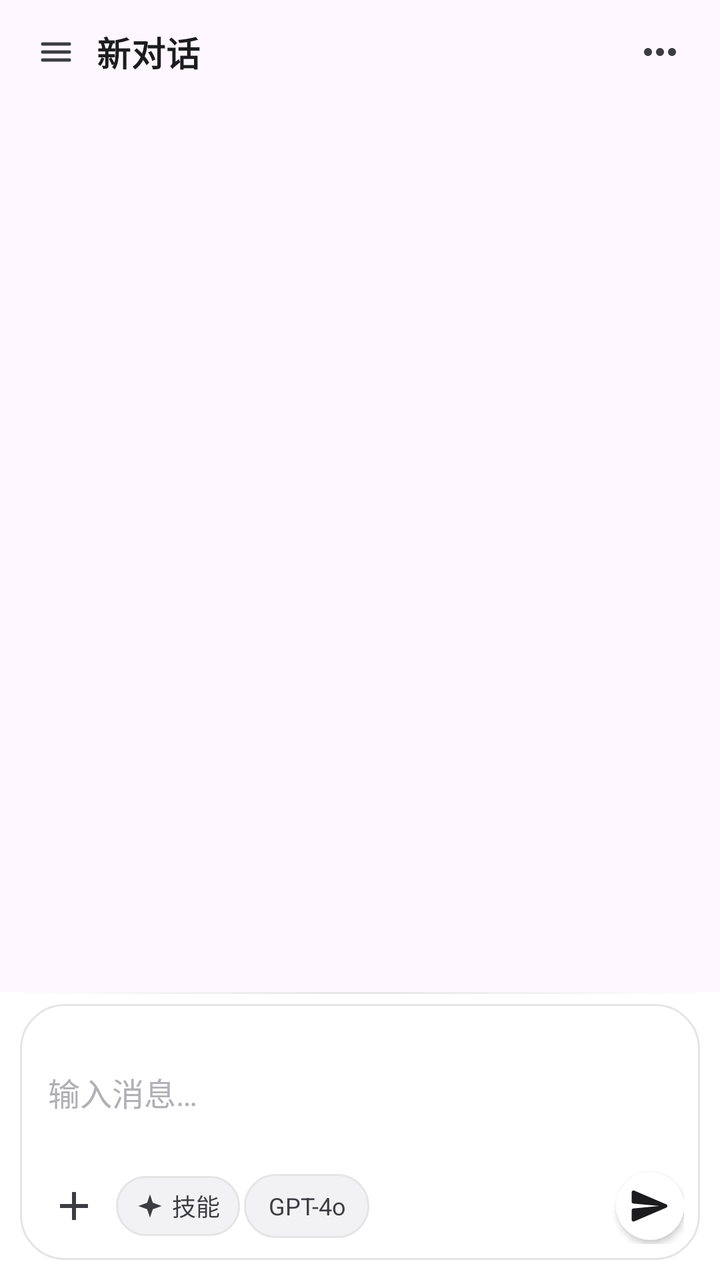
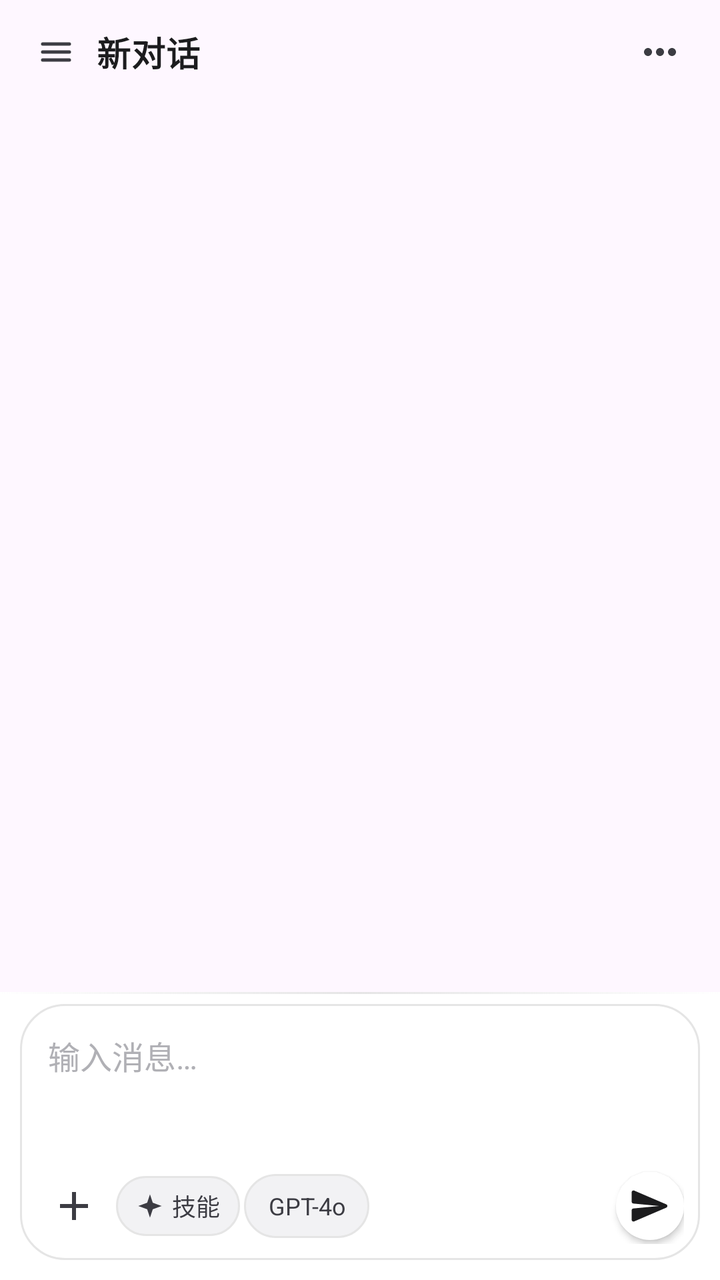

Compare the two renders of this Android layout. The source of the first and the diff that turns it into the second are given below.
<!-- AndroidManifest.xml: application theme Theme.AIToolbox -->
<!-- res/layout/activity_main.xml -->
<?xml version="1.0" encoding="utf-8"?>
<androidx.drawerlayout.widget.DrawerLayout
    xmlns:android="http://schemas.android.com/apk/res/android"
    android:id="@+id/drawerLayout"
    android:layout_width="match_parent"
    android:layout_height="match_parent"
    android:background="?attr/colorSurface">

    <LinearLayout
        android:layout_width="match_parent"
        android:layout_height="match_parent"
        android:orientation="vertical">

        <LinearLayout
            android:layout_width="match_parent"
            android:layout_height="52dp"
            android:orientation="horizontal"
            android:gravity="center_vertical"
            android:paddingStart="8dp"
            android:paddingEnd="12dp"
            android:background="?attr/colorSurface">

            <ImageButton
                android:id="@+id/btnDrawer"
                android:layout_width="40dp"
                android:layout_height="40dp"
                android:src="@drawable/ic_menu"
                android:background="?attr/selectableItemBackgroundBorderless"
                android:contentDescription="菜单"
                android:padding="8dp"/>

            <TextView
                android:id="@+id/tvTitle"
                android:layout_width="0dp"
                android:layout_height="wrap_content"
                android:layout_weight="1"
                android:text="新对话"
                android:textColor="@color/text_primary"
                android:textSize="17sp"
                android:textStyle="bold"
                android:letterSpacing="0.02"
                android:maxLines="1"
                android:ellipsize="end"/>

            <TextView
                android:id="@+id/tvTokens"
                android:layout_width="wrap_content"
                android:layout_height="wrap_content"
                android:layout_marginEnd="2dp"
                android:background="@drawable/bg_chip_codex"
                android:gravity="center"
                android:paddingStart="8dp"
                android:paddingEnd="8dp"
                android:paddingTop="3dp"
                android:paddingBottom="3dp"
                android:text="余额 …"
                android:textColor="@color/chip_codex_text"
                android:textSize="11sp"
                android:visibility="gone"/>

            <ImageButton
                android:id="@+id/btnRefreshBalance"
                android:layout_width="28dp"
                android:layout_height="28dp"
                android:layout_marginEnd="6dp"
                android:src="@drawable/ic_refresh"
                android:background="?attr/selectableItemBackgroundBorderless"
                android:contentDescription="刷新余额"
                android:padding="4dp"
                android:visibility="gone"/>

            <TextView
                android:id="@+id/btnEngine"
                android:layout_width="wrap_content"
                android:layout_height="28dp"
                android:layout_marginEnd="6dp"
                android:background="@drawable/bg_chip_dark"
                android:gravity="center"
                android:paddingStart="10dp"
                android:paddingEnd="10dp"
                android:text="引擎未就绪"
                android:textColor="@color/text_primary"
                android:textSize="12sp"
                android:visibility="gone"/>

            <ImageButton
                android:id="@+id/btnMore"
                android:layout_width="36dp"
                android:layout_height="36dp"
                android:layout_marginStart="4dp"
                android:src="@drawable/ic_more"
                android:background="?attr/selectableItemBackgroundBorderless"
                android:contentDescription="更多操作"
                android:padding="8dp"/>
        </LinearLayout>

        <FrameLayout
            android:id="@+id/chatArea"
            android:layout_width="match_parent"
            android:layout_height="0dp"
            android:layout_weight="1">

            <ImageView
                android:id="@+id/chatBg"
                android:layout_width="match_parent"
                android:layout_height="match_parent"
                android:contentDescription="聊天背景"
                android:scaleType="centerCrop"
                android:visibility="gone"/>

            <androidx.recyclerview.widget.RecyclerView
                android:id="@+id/recycler"
                android:layout_width="match_parent"
                android:layout_height="match_parent"
                android:clipToPadding="false"
                android:padding="12dp"/>

            <LinearLayout
                android:id="@+id/layWelcome"
                android:layout_width="match_parent"
                android:layout_height="match_parent"
                android:orientation="vertical"
                android:gravity="center"
                android:padding="28dp"
                android:visibility="gone">

                <LinearLayout
                    android:layout_width="match_parent"
                    android:layout_height="wrap_content"
                    android:orientation="vertical"
                    android:gravity="center"
                    android:paddingStart="24dp"
                    android:paddingEnd="24dp"
                    android:paddingTop="32dp"
                    android:paddingBottom="28dp"
                    android:background="@drawable/bg_welcome_dark">

                    <FrameLayout
                        android:layout_width="92dp"
                        android:layout_height="92dp">

                        <ImageView
                            android:layout_width="92dp"
                            android:layout_height="92dp"
                            android:src="@drawable/glow_teal"/>

                        <FrameLayout
                            android:layout_width="66dp"
                            android:layout_height="66dp"
                            android:layout_gravity="center"
                            android:background="@drawable/bg_avatar_ai">

                            <ImageView
                                android:layout_width="match_parent"
                                android:layout_height="match_parent"
                                android:src="@drawable/ic_bolt"
                                android:tint="@color/icon_color"
                                android:padding="16dp"
                                android:contentDescription="AI"/>
                        </FrameLayout>
                    </FrameLayout>

                    <TextView
                        android:layout_width="wrap_content"
                        android:layout_height="wrap_content"
                        android:layout_marginTop="18dp"
                        android:text="内嵌 Codex 智能体"
                        android:textColor="@color/text_primary"
                        android:textSize="20sp"
                        android:textStyle="bold"
                        android:letterSpacing="0.03"/>

                    <TextView
                        android:layout_width="wrap_content"
                        android:layout_height="wrap_content"
                        android:layout_marginTop="10dp"
                        android:gravity="center"
                        android:lineSpacingExtra="4dp"
                        android:text="会思考 · 会跑命令 · 会自己修代码"
                        android:textColor="@color/text_secondary"
                        android:textSize="14sp"/>

                    <TextView
                        android:layout_width="wrap_content"
                        android:layout_height="wrap_content"
                        android:layout_marginTop="16dp"
                        android:background="@drawable/bg_chip"
                        android:paddingStart="12dp"
                        android:paddingEnd="12dp"
                        android:paddingTop="5dp"
                        android:paddingBottom="5dp"
                        android:text="大脑：DeepSeek V4"
                        android:textColor="@color/chip_codex_text"
                        android:textSize="12sp"/>

                    <TextView
                        android:layout_width="wrap_content"
                        android:layout_height="wrap_content"
                        android:layout_marginTop="20dp"
                        android:text="试试这样提问"
                        android:textColor="@color/text_secondary"
                        android:textSize="13sp"/>

                    <TextView
                        android:id="@+id/btnEg1"
                        android:layout_width="match_parent"
                        android:layout_height="wrap_content"
                        android:layout_marginTop="10dp"
                        android:background="@drawable/bg_chip_dark"
                        android:gravity="center_vertical"
                        android:paddingStart="14dp"
                        android:paddingEnd="14dp"
                        android:paddingTop="12dp"
                        android:paddingBottom="12dp"
                        android:text="帮我写一份本周的工作周报"
                        android:textColor="@color/chip_codex_text"
                        android:textSize="14sp"/>

                    <TextView
                        android:id="@+id/btnEg2"
                        android:layout_width="match_parent"
                        android:layout_height="wrap_content"
                        android:layout_marginTop="8dp"
                        android:background="@drawable/bg_chip_dark"
                        android:gravity="center_vertical"
                        android:paddingStart="14dp"
                        android:paddingEnd="14dp"
                        android:paddingTop="12dp"
                        android:paddingBottom="12dp"
                        android:text="用最简单的话解释什么是量子计算"
                        android:textColor="@color/chip_codex_text"
                        android:textSize="14sp"/>

                    <TextView
                        android:id="@+id/btnEg3"
                        android:layout_width="match_parent"
                        android:layout_height="wrap_content"
                        android:layout_marginTop="8dp"
                        android:background="@drawable/bg_chip_dark"
                        android:gravity="center_vertical"
                        android:paddingStart="14dp"
                        android:paddingEnd="14dp"
                        android:paddingTop="12dp"
                        android:paddingBottom="12dp"
                        android:text="帮我规划一次 3 天的成都旅行"
                        android:textColor="@color/chip_codex_text"
                        android:textSize="14sp"/>
                </LinearLayout>
            </LinearLayout>
        </FrameLayout>

        <LinearLayout
            android:layout_width="match_parent"
            android:layout_height="wrap_content"
            android:orientation="vertical"
            android:paddingStart="10dp"
            android:paddingEnd="10dp"
            android:paddingTop="6dp"
            android:paddingBottom="10dp"
            android:background="@drawable/bg_inputbar">

            <LinearLayout
                android:id="@+id/quoteBar"
                android:layout_width="match_parent"
                android:layout_height="wrap_content"
                android:orientation="horizontal"
                android:gravity="center_vertical"
                android:background="@drawable/bg_chip_dark"
                android:paddingStart="12dp"
                android:paddingEnd="4dp"
                android:paddingTop="6dp"
                android:paddingBottom="6dp"
                android:layout_marginBottom="6dp"
                android:visibility="gone">

                <TextView
                    android:id="@+id/tvQuote"
                    android:layout_width="0dp"
                    android:layout_height="wrap_content"
                    android:layout_weight="1"
                    android:maxLines="1"
                    android:ellipsize="end"
                    android:textColor="@color/text_secondary"
                    android:textSize="12sp"/>

                <TextView
                    android:id="@+id/btnCloseQuote"
                    android:layout_width="wrap_content"
                    android:layout_height="wrap_content"
                    android:paddingStart="10dp"
                    android:paddingEnd="8dp"
                    android:text="✕"
                    android:textColor="@color/text_secondary"
                    android:textSize="14sp"/>
            </LinearLayout>

            <HorizontalScrollView
                android:id="@+id/attachScroll"
                android:layout_width="match_parent"
                android:layout_height="wrap_content"
                android:scrollbars="none"
                android:visibility="gone">

                <LinearLayout
                    android:id="@+id/attachBar"
                    android:layout_width="wrap_content"
                    android:layout_height="wrap_content"
                    android:orientation="horizontal"
                    android:paddingBottom="6dp"/>
            </HorizontalScrollView>

            <LinearLayout
                android:id="@+id/layInputBox"
                android:layout_width="match_parent"
                android:layout_height="wrap_content"
                android:orientation="vertical"
                android:background="@drawable/bg_input_codex"
                android:paddingStart="8dp"
                android:paddingEnd="8dp"
                android:paddingTop="10dp"
                android:paddingBottom="8dp">

                <EditText
                    android:id="@+id/etInput"
                    android:layout_width="match_parent"
                    android:layout_height="wrap_content"
                    android:background="@null"
                    android:hint="输入消息…"
                    android:imeOptions="actionSend"
                    android:inputType="textMultiLine"
                    android:maxLines="6"
                    android:minHeight="68dp"
                    android:paddingStart="6dp"
                    android:paddingEnd="6dp"
                    android:paddingTop="4dp"
                    android:paddingBottom="4dp"
                    android:textColor="@color/text_primary"
                    android:textColorHint="@color/text_placeholder"
                    android:textSize="16sp"/>

                <LinearLayout
                    android:layout_width="match_parent"
                    android:layout_height="wrap_content"
                    android:orientation="horizontal"
                    android:gravity="center_vertical"
                    android:layout_marginTop="4dp">

                    <ImageButton
                        android:id="@+id/btnAttach"
                        android:layout_width="38dp"
                        android:layout_height="38dp"
                        android:src="@drawable/ic_plus"
                        android:tint="@color/icon_color"
                        android:background="?attr/selectableItemBackgroundBorderless"
                        android:contentDescription="添加附件"
                        android:padding="8dp"/>

                    <TextView
                        android:id="@+id/btnSkill"
                        android:layout_width="wrap_content"
                        android:layout_height="30dp"
                        android:layout_marginStart="2dp"
                        android:background="@drawable/bg_chip_codex"
                        android:drawableStart="@drawable/ic_spark"
                        android:drawableTint="@color/chip_codex_text"
                        android:drawablePadding="4dp"
                        android:gravity="center"
                        android:paddingStart="10dp"
                        android:paddingEnd="10dp"
                        android:text="技能"
                        android:textColor="@color/chip_codex_text"
                        android:textSize="12sp"/>

                    <TextView
                        android:id="@+id/btnModel"
                        android:layout_width="wrap_content"
                        android:layout_height="32dp"
                        android:layout_marginStart="2dp"
                        android:background="@drawable/bg_chip_codex"
                        android:gravity="center"
                        android:maxLines="1"
                        android:paddingStart="12dp"
                        android:paddingEnd="12dp"
                        android:text="GPT-4o"
                        android:textColor="@color/chip_codex_text"
                        android:textSize="12sp"/>

                    <Space
                        android:layout_width="0dp"
                        android:layout_height="1dp"
                        android:layout_weight="1"/>

                    <ImageButton
                        android:id="@+id/btnSend"
                        android:layout_width="34dp"
                        android:layout_height="34dp"
                        android:src="@drawable/ic_send_arrow"
                        android:background="@drawable/bg_send_codex"
                        android:contentDescription="发送"
                        android:elevation="2dp"
                        android:padding="7dp"/>
                </LinearLayout>
            </LinearLayout>
        </LinearLayout>    </LinearLayout>

    <LinearLayout
        android:id="@+id/drawer"
        android:layout_width="300dp"
        android:layout_height="match_parent"
        android:layout_gravity="start"
        android:orientation="vertical"
        android:background="@drawable/bg_nav_dark"
        android:elevation="12dp">

        <LinearLayout
            android:layout_width="match_parent"
            android:layout_height="wrap_content"
            android:orientation="horizontal"
            android:gravity="center_vertical"
            android:padding="20dp">

            <ImageView
                android:id="@+id/imgAvatarSide"
                android:layout_width="46dp"
                android:layout_height="46dp"
                android:contentDescription="头像"
                android:scaleType="centerCrop"/>

            <LinearLayout
                android:layout_width="0dp"
                android:layout_height="wrap_content"
                android:layout_weight="1"
                android:layout_marginStart="12dp"
                android:orientation="vertical">

                <TextView
                    android:layout_width="wrap_content"
                    android:layout_height="wrap_content"
                    android:text="布老师"
                    android:textColor="@color/text_primary"
                    android:textSize="18sp"
                    android:textStyle="bold"/>

                <TextView
                    android:id="@+id/tvEngineState"
                    android:layout_width="wrap_content"
                    android:layout_height="wrap_content"
                    android:layout_marginTop="2dp"
                    android:text="引擎检测中…"
                    android:textColor="@color/text_secondary"
                    android:textSize="12sp"/>
            </LinearLayout>
        </LinearLayout>

        <View
            android:layout_width="match_parent"
            android:layout_height="1dp"
            android:layout_marginStart="20dp"
            android:layout_marginEnd="20dp"
            android:background="@color/divider"/>

        <TextView
            android:id="@+id/btnNewChat"
            android:layout_width="match_parent"
            android:layout_height="wrap_content"
            android:layout_marginStart="12dp"
            android:layout_marginEnd="12dp"
            android:layout_marginTop="14dp"
            android:background="@drawable/bg_chip_dark"
            android:drawableStart="@drawable/ic_plus"
            android:drawablePadding="14dp"
            android:gravity="center_vertical"
            android:padding="15dp"
            android:text="新建对话"
            android:textColor="@color/text_primary"
            android:textSize="15sp"/>

        <TextView
            android:layout_width="match_parent"
            android:layout_height="wrap_content"
            android:paddingStart="20dp"
            android:paddingTop="14dp"
            android:paddingEnd="20dp"
            android:paddingBottom="4dp"
            android:text="历史会话"
            android:textColor="@color/text_secondary"
            android:textSize="12sp"/>

        <EditText
            android:id="@+id/etSearch"
            android:layout_width="match_parent"
            android:layout_height="wrap_content"
            android:layout_marginStart="12dp"
            android:layout_marginEnd="12dp"
            android:layout_marginTop="8dp"
            android:background="@drawable/bg_input_dark"
            android:drawableStart="@drawable/ic_search"
            android:drawablePadding="8dp"
            android:hint="搜索会话…"
            android:inputType="text"
            android:maxLines="1"
            android:paddingStart="12dp"
            android:paddingEnd="12dp"
            android:paddingTop="8dp"
            android:paddingBottom="8dp"
            android:textColor="@color/text_primary"
            android:textColorHint="@color/text_placeholder"
            android:textSize="13sp"/>

        <androidx.recyclerview.widget.RecyclerView
            android:id="@+id/recyclerSessions"
            android:layout_width="match_parent"
            android:layout_height="0dp"
            android:layout_weight="1"
            android:clipToPadding="false"
            android:paddingStart="12dp"
            android:paddingEnd="12dp"
            android:paddingBottom="8dp"/>

        <View
            android:layout_width="match_parent"
            android:layout_height="1dp"
            android:layout_marginStart="20dp"
            android:layout_marginEnd="20dp"
            android:background="@color/divider"/>

        <TextView
            android:id="@+id/btnSettings"
            android:layout_width="match_parent"
            android:layout_height="wrap_content"
            android:layout_marginStart="12dp"
            android:layout_marginEnd="12dp"
            android:layout_marginTop="10dp"
            android:layout_marginBottom="14dp"
            android:background="@drawable/bg_chip_dark"
            android:drawableStart="@drawable/ic_settings"
            android:drawablePadding="14dp"
            android:gravity="center_vertical"
            android:padding="15dp"
            android:text="设置"
            android:textColor="@color/text_primary"
            android:textSize="15sp"/>
    </LinearLayout>
</androidx.drawerlayout.widget.DrawerLayout>
<!-- resources referenced by this layout -->
<resources>
  <color name="chip_codex_text">#3C3C43</color>
  <color name="divider">#E5E5E5</color>
  <color name="icon_color">#3C3C43</color>
  <color name="text_placeholder">#B0B0B5</color>
  <color name="text_primary">#1C1C1E</color>
  <color name="text_secondary">#8E8E93</color>
  <!-- drawable bg_avatar_ai (drawable) -->
  <?xml version="1.0" encoding="utf-8"?>
  <shape xmlns:android="http://schemas.android.com/apk/res/android"
      android:shape="oval">
      <solid android:color="@color/avatar_fill" />
      <stroke android:width="1dp" android:color="@color/avatar_stroke" />
  </shape>
  <!-- drawable bg_chip (drawable) -->
  <?xml version="1.0" encoding="utf-8"?>
  <shape xmlns:android="http://schemas.android.com/apk/res/android"
      android:shape="rectangle">
      <solid android:color="@color/surface_3" />
      <corners android:radius="12dp" />
      <stroke android:width="1dp" android:color="@color/stroke_3" />
  </shape>
  <!-- drawable bg_chip_dark (drawable) -->
  <?xml version="1.0" encoding="utf-8"?>
  <shape xmlns:android="http://schemas.android.com/apk/res/android"
      android:shape="rectangle">
      <solid android:color="@color/chip_codex_bg" />
      <stroke android:width="1dp" android:color="@color/input_codex_stroke" />
      <corners android:radius="14dp" />
  </shape>
  <!-- drawable bg_nav_dark (drawable) -->
  <?xml version="1.0" encoding="utf-8"?>
  <shape xmlns:android="http://schemas.android.com/apk/res/android"
      android:shape="rectangle">
      <solid android:color="@color/sidebar_bg" />
  </shape>
  <!-- drawable bg_send_codex (drawable) -->
  <?xml version="1.0" encoding="utf-8"?>
  <shape xmlns:android="http://schemas.android.com/apk/res/android"
      android:shape="oval">
      <solid android:color="@color/send_codex_bg" />
  </shape>
  <!-- drawable glow_teal (drawable) -->
  <?xml version="1.0" encoding="utf-8"?>
  <shape xmlns:android="http://schemas.android.com/apk/res/android"
      android:shape="oval">
      <gradient
          android:type="radial"
          android:gradientRadius="150dp"
          android:startColor="#4010A37F"
          android:endColor="#00000000" />
  </shape>
  <!-- drawable ic_bolt (drawable) -->
  <vector xmlns:android="http://schemas.android.com/apk/res/android"
      android:width="24dp" android:height="24dp"
      android:viewportWidth="24" android:viewportHeight="24">
      <path android:fillColor="@color/primary"
          android:pathData="M13,2L4,14h6l-1,8 9,-12h-6z"/>
  </vector>
  <!-- drawable ic_plus (drawable) -->
  <vector xmlns:android="http://schemas.android.com/apk/res/android"
      android:width="24dp" android:height="24dp"
      android:viewportWidth="24" android:viewportHeight="24">
      <path android:fillColor="@color/icon_color"
          android:pathData="M19,13h-6v6h-2v-6H5v-2h6V5h2v6h6v2z" />
  </vector>
  <color name="avatar_fill">#E9E9EB</color>
  <color name="avatar_stroke">#D9D9DD</color>
  <color name="surface_3">#FFFFFF</color>
  <color name="stroke_3">#D9D9DD</color>
  <color name="chip_codex_bg">#F2F2F4</color>
  <color name="input_codex_stroke">#E5E5E5</color>
  <color name="input_codex_bg">#FFFFFF</color>
  <color name="inputbar_fill">#FFFFFF</color>
  <color name="header_line">#E5E5E5</color>
  <color name="sidebar_bg">#F7F7F8</color>
  <color name="send_codex_bg">#FFFFFF</color>
  <color name="welcome_card_fill">#F7F7F8</color>
  <color name="welcome_card_stroke">#E5E5E5</color>
  <color name="primary">#4D6BFE</color>
  <color name="icon_dim">#8E8E93</color>
  <color name="send_codex_icon">#1C1C1E</color>
  <color name="primary_dark">#3B5BDB</color>
  <color name="accent_blue">#4D6BFE</color>
  <color name="bg">#FFFFFF</color>
  <color name="glass_fill">#F7F7F8</color>
  <color name="aurora_top">#FFFFFF</color>
  <color name="glass_teal">#00000000</color>
  <!-- unchanged entries left out for length: 14 -->
</resources>

<!-- the commit's change to res/layout/activity_main.xml (unified diff, before → after) -->
@@ -325,6 +325,7 @@
                     android:layout_width="match_parent"
                     android:layout_height="wrap_content"
                     android:background="@null"
+                    android:gravity="top|start"
                     android:hint="输入消息…"
                     android:imeOptions="actionSend"
                     android:inputType="textMultiLine"
